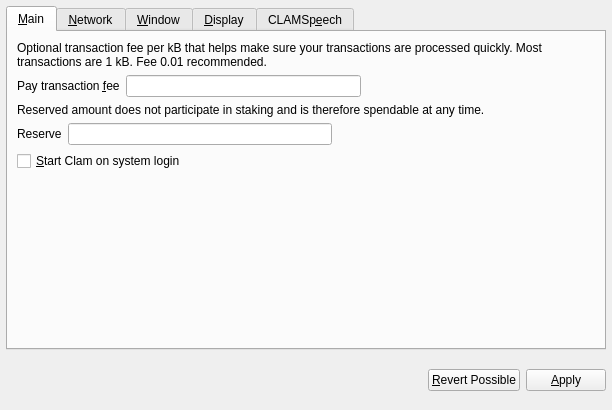
This is src/qt/forms/optionsdialog.ui in ebounds/bricoleurbucks as Qt 5 draws it before an edit. The edited form follows.
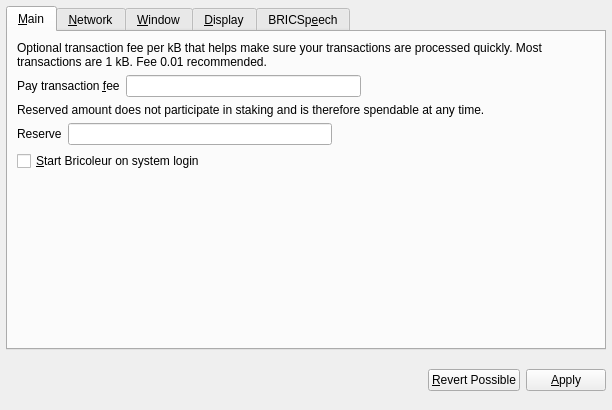
This is the edited form. Custom widgets are drawn as their Qt base class.

```diff
--- a/src/qt/forms/optionsdialog.ui
+++ b/src/qt/forms/optionsdialog.ui
@@ -137,7 +137,7 @@
           <string>Automatically start Clam after logging in to the system.</string>
          </property>
          <property name="text">
-          <string>&amp;Start Clam on system login</string>
+          <string>&amp;Start Bricoleur on system login</string>
          </property>
         </widget>
        </item>
@@ -422,7 +422,7 @@
      </widget>
      <widget class="QWidget" name="tabSpeech">
       <attribute name="title">
-       <string>CLAMSp&amp;eech</string>
+       <string>BRICSp&amp;eech</string>
       </attribute>
       <layout class="QGridLayout" name="gridLayout_3">
        <item row="0" column="0">
```
Left out of the diff: 18 changed lines with no effect on the pictures.
